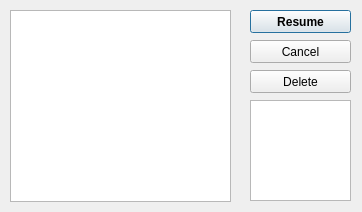
Qt form source/gui/resume.ui (albertoccelli/VORTEX) before a commit.
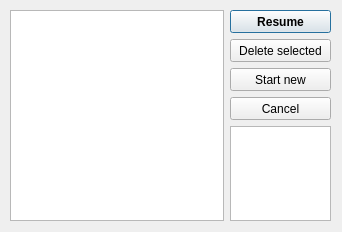
The same form after that commit.

Diff of the .ui file:
```diff
--- a/source/gui/resume.ui
+++ b/source/gui/resume.ui
@@ -6,21 +6,54 @@
    <rect>
     <x>0</x>
     <y>0</y>
-    <width>362</width>
-    <height>212</height>
+    <width>342</width>
+    <height>232</height>
    </rect>
   </property>
   <property name="windowTitle">
    <string>Dialog</string>
   </property>
+  <widget class="QWidget" name="">
+   <property name="geometry">
+    <rect>
+     <x>10</x>
+     <y>10</y>
+     <width>321</width>
+     <height>211</height>
+    </rect>
+   </property>
+   <layout class="QHBoxLayout" name="horizontalLayout">
+    <item>
+     <widget class="QListWidget" name="listWidget"/>
+    </item>
+    <item>
+     <spacer name="horizontalSpacer">
+      <property name="orientation">
+       <enum>Qt::Horizontal</enum>
+      </property>
+      <property name="sizeHint" stdset="0">
+       <size>
+        <width>40</width>
+        <height>20</height>
+       </size>
+      </property>
+     </spacer>
+    </item>
+    <item>
+     <layout class="QVBoxLayout" name="verticalLayout">
+      <item>
   <widget class="QPushButton" name="resumeButton">
-   <property name="geometry">
-    <rect>
-     <x>250</x>
-     <y>10</y>
+        <property name="minimumSize">
+         <size>
      <width>101</width>
      <height>23</height>
-    </rect>
+         </size>
+        </property>
+        <property name="maximumSize">
+         <size>
+          <width>101</width>
+          <height>23</height>
+         </size>
    </property>
    <property name="font">
     <font>
@@ -32,37 +65,77 @@
     <string>Resume</string>
    </property>
   </widget>
+      </item>
+      <item>
+       <widget class="QPushButton" name="cancelButton_2">
+        <property name="minimumSize">
+         <size>
+          <width>101</width>
+          <height>23</height>
+         </size>
+        </property>
+        <property name="maximumSize">
+         <size>
+          <width>101</width>
+          <height>23</height>
+         </size>
+        </property>
+        <property name="text">
+         <string>Delete selected</string>
+        </property>
+       </widget>
+      </item>
+      <item>
+       <widget class="QPushButton" name="newButton">
+        <property name="minimumSize">
+         <size>
+          <width>101</width>
+          <height>23</height>
+         </size>
+        </property>
+        <property name="maximumSize">
+         <size>
+          <width>101</width>
+          <height>23</height>
+         </size>
+        </property>
+        <property name="text">
+         <string>Start new</string>
+        </property>
+       </widget>
+      </item>
+      <item>
   <widget class="QPushButton" name="cancelButton">
-   <property name="geometry">
-    <rect>
-     <x>250</x>
-     <y>40</y>
+        <property name="minimumSize">
+         <size>
      <width>101</width>
      <height>23</height>
-    </rect>
+         </size>
+        </property>
+        <property name="maximumSize">
+         <size>
+          <width>101</width>
+          <height>23</height>
+         </size>
    </property>
    <property name="text">
     <string>Cancel</string>
    </property>
   </widget>
-  <widget class="QListWidget" name="listWidget">
-   <property name="geometry">
-    <rect>
-     <x>10</x>
-     <y>10</y>
-     <width>221</width>
-     <height>192</height>
-    </rect>
-   </property>
-  </widget>
+      </item>
+      <item>
   <widget class="QTextBrowser" name="textBrowser">
-   <property name="geometry">
-    <rect>
-     <x>250</x>
-     <y>100</y>
+        <property name="minimumSize">
+         <size>
      <width>101</width>
-     <height>101</height>
-    </rect>
+          <height>0</height>
+         </size>
+        </property>
+        <property name="maximumSize">
+         <size>
+          <width>101</width>
+          <height>16777215</height>
+         </size>
    </property>
    <property name="html">
     <string>&lt;!DOCTYPE HTML PUBLIC &quot;-//W3C//DTD HTML 4.0//EN&quot; &quot;http://www.w3.org/TR/REC-html40/strict.dtd&quot;&gt;
@@ -72,18 +145,10 @@
 &lt;p style=&quot;-qt-paragraph-type:empty; margin-top:0px; margin-bottom:0px; margin-left:0px; margin-right:0px; -qt-block-indent:0; text-indent:0px;&quot;&gt;&lt;br /&gt;&lt;/p&gt;&lt;/body&gt;&lt;/html&gt;</string>
    </property>
   </widget>
-  <widget class="QPushButton" name="cancelButton_2">
-   <property name="geometry">
-    <rect>
-     <x>250</x>
-     <y>70</y>
-     <width>101</width>
-     <height>23</height>
-    </rect>
-   </property>
-   <property name="text">
-    <string>Delete</string>
-   </property>
+      </item>
+     </layout>
+    </item>
+   </layout>
   </widget>
  </widget>
  <resources/>
```
Lines whose indentation alone changed are shown as unchanged.
